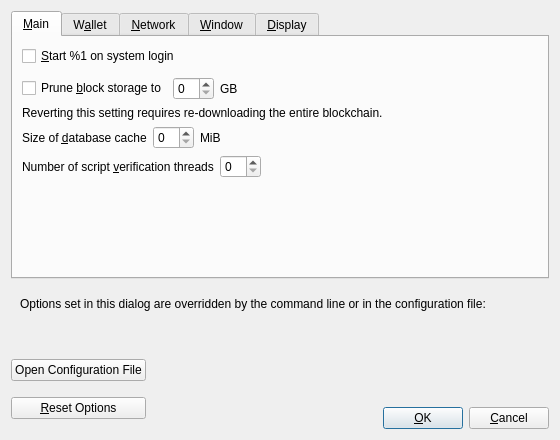
Before: the Qt Designer form src/qt/forms/optionsdialog.ui in AokChain/AokChain, drawn with Qt 5.
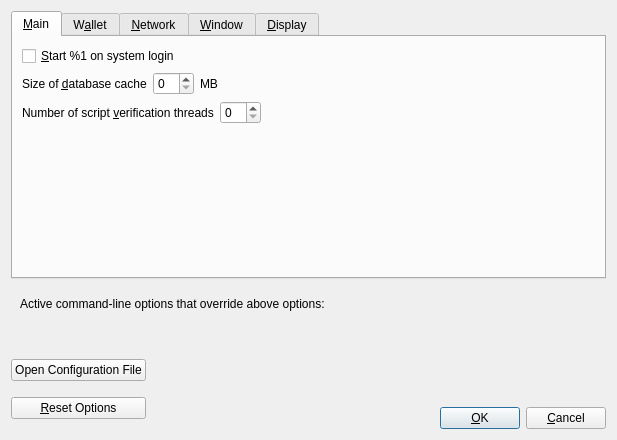
After: the same form once the commit is applied. Custom widgets are drawn as their Qt base class.

The edit to the form file:
```diff
--- a/src/qt/forms/optionsdialog.ui
+++ b/src/qt/forms/optionsdialog.ui
@@ -6,7 +6,7 @@
    <rect>
     <x>0</x>
     <y>0</y>
-    <width>560</width>
+    <width>617</width>
     <height>440</height>
    </rect>
   </property>
@@ -37,69 +37,6 @@
          </property>
         </widget>
        </item>
-       <item>
-        <spacer name="horizontalSpacer_0_Main">
-         <property name="orientation">
-          <enum>Qt::Horizontal</enum>
-         </property>
-         <property name="sizeHint" stdset="0">
-          <size>
-           <width>40</width>
-           <height>5</height>
-          </size>
-         </property>
-        </spacer>
-       </item>
-       <item>
-       <layout class="QHBoxLayout" name="horizontalLayout_Main_Prune">
-        <item>
-         <widget class="QCheckBox" name="prune">
-          <property name="toolTip">
-           <string>Disables some advanced features but all blocks will still be fully validated. Reverting this setting requires re-downloading the entire blockchain. Actual disk usage may be somewhat higher.</string>
-          </property>
-          <property name="text">
-           <string>Prune &amp;block storage to</string>
-          </property>
-         </widget>
-        </item>
-        <item>
-         <widget class="QSpinBox" name="pruneSize"/>
-        </item>
-         <item>
-          <widget class="QLabel" name="pruneSizeUnitLabel">
-           <property name="text">
-            <string>GB</string>
-           </property>
-           <property name="textFormat">
-            <enum>Qt::PlainText</enum>
-           </property>
-          </widget>
-         </item>
-         <item>
-          <spacer name="horizontalSpacer_Main_Prune">
-           <property name="orientation">
-            <enum>Qt::Horizontal</enum>
-           </property>
-           <property name="sizeHint" stdset="0">
-            <size>
-             <width>40</width>
-             <height>20</height>
-            </size>
-           </property>
-          </spacer>
-         </item>
-        </layout>
-       </item>
-       <item>
-        <widget class="QLabel" name="pruneWarning">
-         <property name="text">
-          <string>Reverting this setting requires re-downloading the entire blockchain.</string>
-         </property>
-         <property name="textFormat">
-          <enum>Qt::PlainText</enum>
-         </property>
-        </widget>
-       </item>
        <item>
         <layout class="QHBoxLayout" name="horizontalLayout_2_Main">
          <item>
@@ -121,7 +58,7 @@
          <item>
           <widget class="QLabel" name="databaseCacheUnitLabel">
            <property name="text">
-            <string>MiB</string>
+            <string>MB</string>
            </property>
            <property name="textFormat">
             <enum>Qt::PlainText</enum>
@@ -714,7 +651,7 @@
         <item>
          <widget class="QLabel" name="overriddenByCommandLineInfoLabel">
           <property name="text">
-           <string>Options set in this dialog are overridden by the command line or in the configuration file:</string>
+           <string>Active command-line options that override above options:</string>
           </property>
           <property name="textFormat">
            <enum>Qt::PlainText</enum>
```
Left out of the diff: 15 changed lines with no effect on the pictures.
